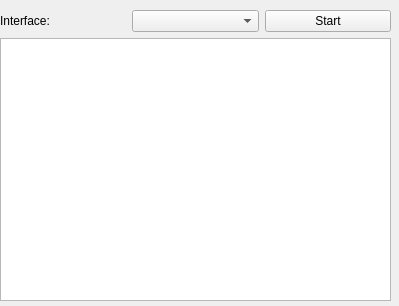
Old version of the form Server/src/ui/server.ui in the repository kartiksomani/androidremotemanage.
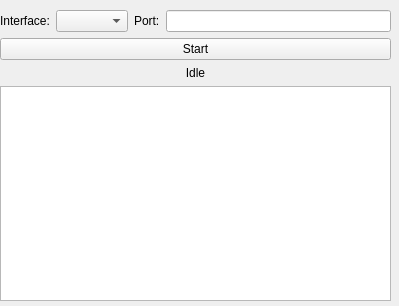
New version of the form.

Commit message: Adding server form for starting server. Fetches and displays interfaces and ip addresses

Patch:
```diff
--- a/Server/src/ui/server.ui
+++ b/Server/src/ui/server.ui
@@ -23,6 +23,13 @@
     </rect>
    </property>
    <layout class="QGridLayout" name="gridLayout">
+    <item row="1" column="0">
+     <widget class="QPushButton" name="btnStart">
+      <property name="text">
+       <string>Start</string>
+      </property>
+     </widget>
+    </item>
     <item row="0" column="0">
      <layout class="QHBoxLayout" name="horizontalLayout">
       <item>
@@ -36,16 +43,29 @@
        <widget class="QComboBox" name="listInterfaces"/>
       </item>
       <item>
-       <widget class="QPushButton" name="btnStart">
+       <widget class="QLabel" name="lblPort">
         <property name="text">
-         <string>Start</string>
+         <string>Port:</string>
         </property>
        </widget>
       </item>
+      <item>
+       <widget class="QLineEdit" name="txtPort"/>
+      </item>
      </layout>
     </item>
-    <item row="1" column="0">
-     <widget class="QGraphicsView" name="qrCode"/>
+    <item row="9" column="0">
+     <widget class="QGraphicsView" name="imgQrCode"/>
+    </item>
+    <item row="7" column="0">
+     <widget class="QLabel" name="lblStatus">
+      <property name="text">
+       <string>Idle</string>
+      </property>
+      <property name="alignment">
+       <set>Qt::AlignCenter</set>
+      </property>
+     </widget>
     </item>
    </layout>
   </widget>
```
The commit also changes 5 other files.
